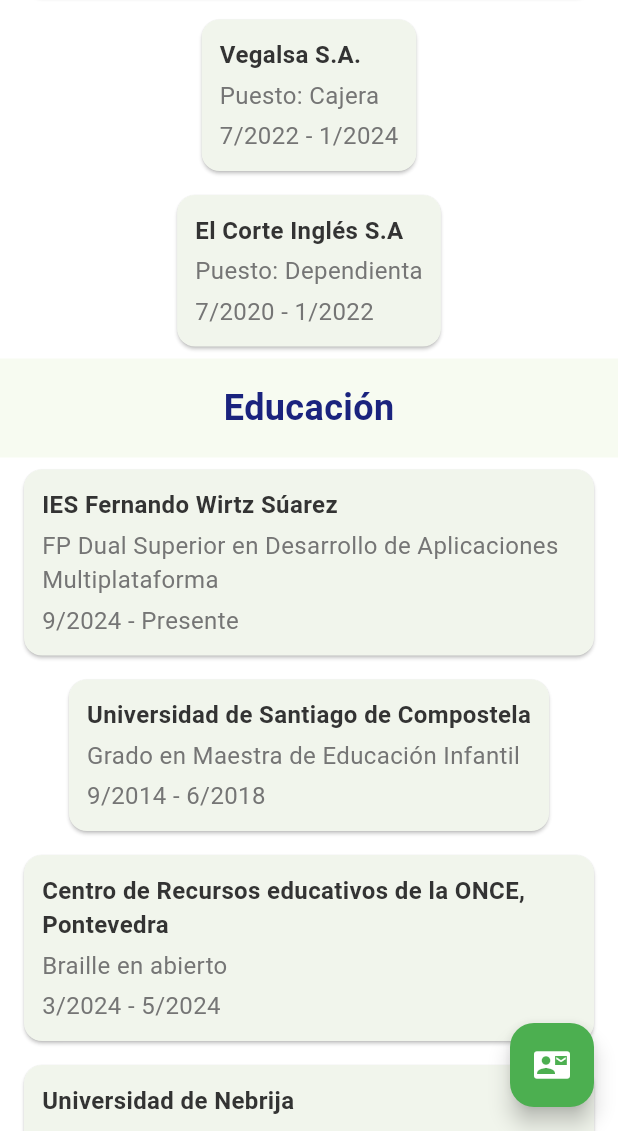
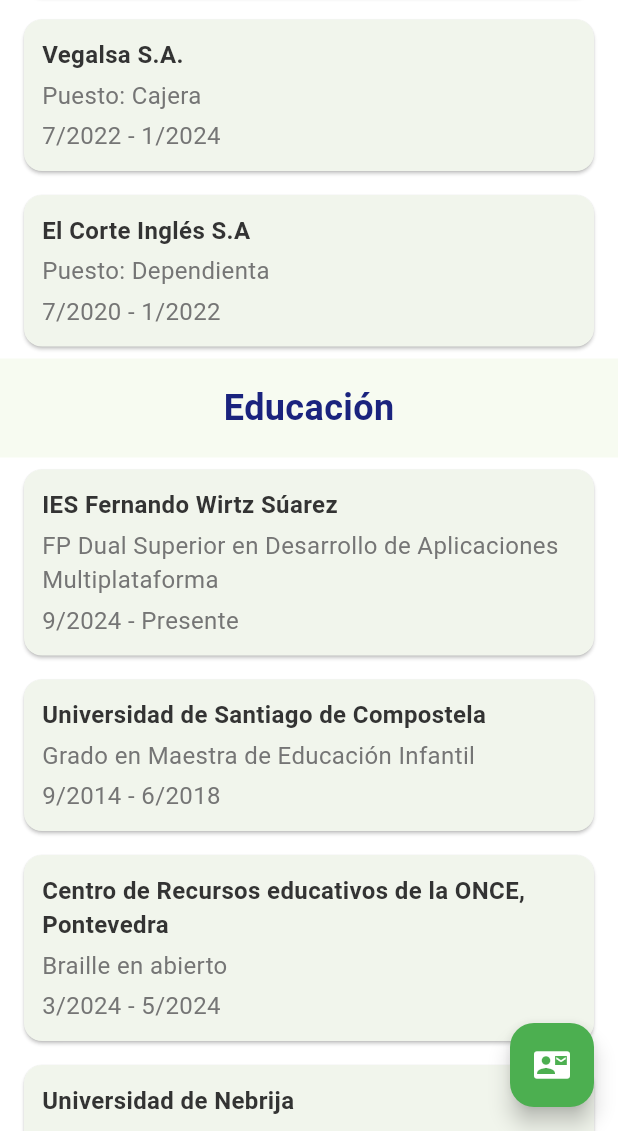
Before and after one commit to nuriacalo/CV_Interfaces, a Flutter app: the screen it shows after launch, scrolled down 576 dp, on a phone screen of 412 x 824 dp, the part 105-1236 px from its top. Run offline on Flutter 3.47's test engine with Material 3 defaults, Android fonts, the phone set to English and light mode, and no system bars; Roboto replaces fonts that are missing (Arial).

Commit message:
fixed width

```diff
--- a/lib/main.dart
+++ b/lib/main.dart
@@ -106,6 +106,8 @@ class workExperience extends StatelessWidget {
       margin: const EdgeInsets.symmetric(horizontal: 16.0, vertical: 8.0),
       child: Padding(
         padding: const EdgeInsets.all(12.0),
+        child: SizedBox(
+          width: double.infinity,
           child: Column(
             crossAxisAlignment: CrossAxisAlignment.start,
             children: [
@@ -128,6 +130,7 @@ class workExperience extends StatelessWidget {
                 style: TextStyle(fontSize: 16, color: secondaryGrey),
               ),
             ],
+          ),
         ),
       ),
     );
@@ -154,6 +157,8 @@ class education extends StatelessWidget {
       margin: const EdgeInsets.symmetric(horizontal: 16.0, vertical: 8.0),
       child: Padding(
         padding: const EdgeInsets.all(12.0),
+        child: SizedBox(
+          width: double.infinity,
           child: Column(
             crossAxisAlignment: CrossAxisAlignment.start,
             children: [
@@ -166,13 +171,17 @@ class education extends StatelessWidget {
                 ),
               ),
               const SizedBox(height: 4),
-            Text(degree, style: TextStyle(fontSize: 16, color: secondaryGrey)),
+              Text(
+                degree,
+                style: TextStyle(fontSize: 16, color: secondaryGrey),
+              ),
               const SizedBox(height: 4),
               Text(
                 "${startDate.month}/${startDate.year} - ${endDate != null ? '${endDate?.month}/${endDate?.year}' : 'Presente'}",
                 style: TextStyle(fontSize: 16, color: secondaryGrey),
               ),
             ],
+          ),
         ),
       ),
     );
```
Lines whose indentation alone changed are shown as unchanged.
